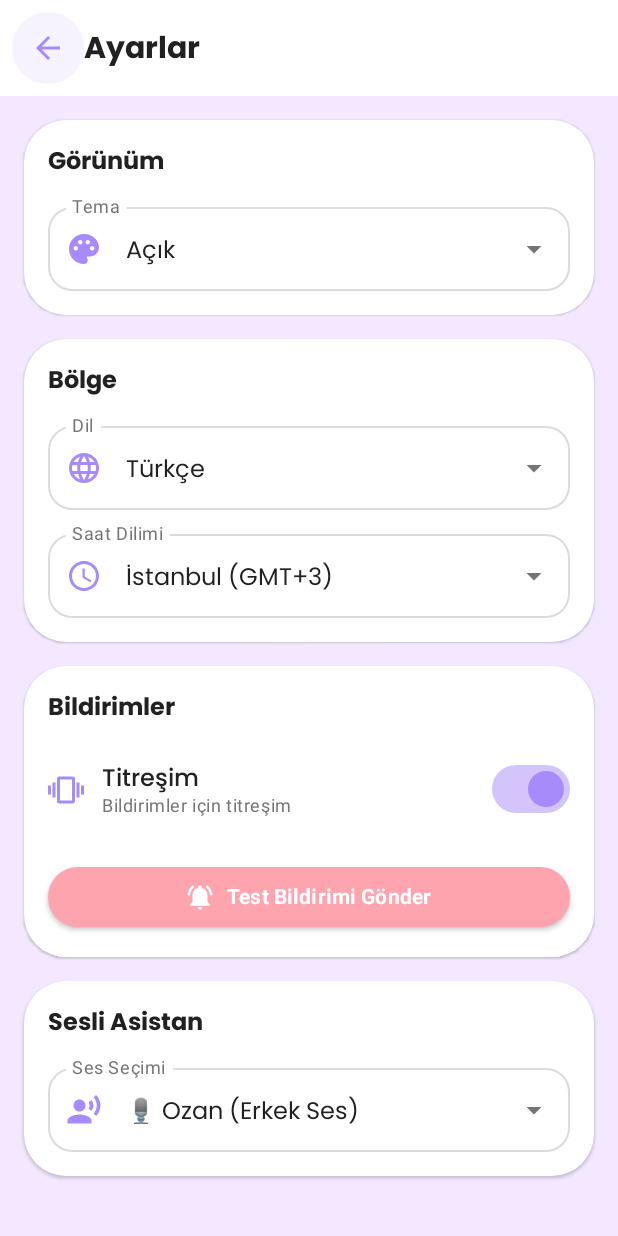
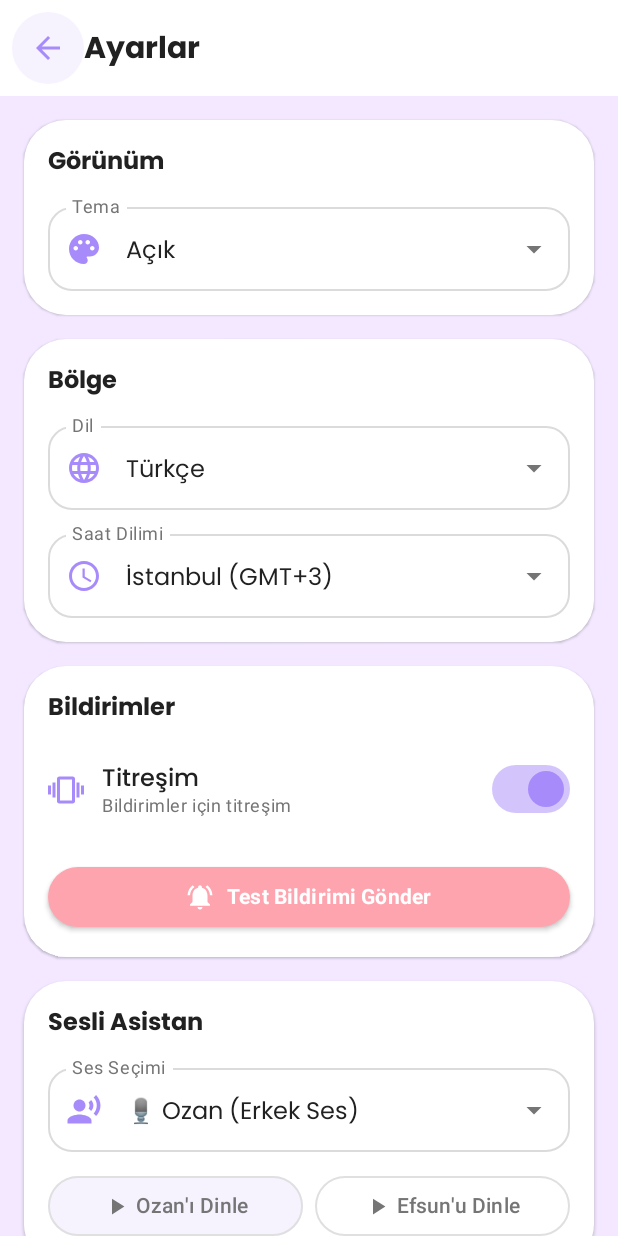
Before and after one commit to ceressa/Dozi, an Android app built with Jetpack Compose: the SettingsScreen screen opened through its navigation route, on a phone screen of 412 x 824 dp. Run offline under Robolectric (Android 15) with nearby library versions, the phone set to English and light mode, and no system bars; our stand-ins replace Dagger/Hilt's generated code, Firebase (no records; nobody signed in at launch, a user with empty details on screens opened directly).

Commit message:
Feat: Ayarlara ses örneği dinleme butonları eklendi
Kullanıcı artık Ozan ve Efsun seslerini seçmeden önce dinleyebilir.

Değişiklikler:
- SoundHelper'a playSampleSound() fonksiyonu eklendi
- SoundType enum'ına SAMPLE eklendi
- SettingsScreen'e 'Ozan'ı Dinle' ve 'Efsun'u Dinle' butonları eklendi
- Seçili olan ses vurgulanıyor (açık mavi arka plan)
- Beklenen ses dosyaları: dozi_erkek_sample.wav ve dozi_kadin_sample.wav

```diff
--- a/app/src/main/java/com/bardino/dozi/core/ui/screens/settings/SettingsScreen.kt
+++ b/app/src/main/java/com/bardino/dozi/core/ui/screens/settings/SettingsScreen.kt
@@ -213,6 +213,50 @@ fun SettingsScreen(
                             }
                         }
                     )
+
+                    Spacer(modifier = Modifier.height(12.dp))
+
+                    // Örnek Ses Dinleme Butonları
+                    Row(
+                        modifier = Modifier.fillMaxWidth(),
+                        horizontalArrangement = Arrangement.spacedBy(8.dp)
+                    ) {
+                        OutlinedButton(
+                            onClick = {
+                                com.bardino.dozi.core.utils.SoundHelper.playSampleSound(context, "erkek")
+                            },
+                            modifier = Modifier.weight(1f),
+                            colors = ButtonDefaults.outlinedButtonColors(
+                                containerColor = if (selectedVoiceGender == "erkek") DoziTurquoise.copy(alpha = 0.1f) else Color.Transparent
+                            )
+                        ) {
+                            Icon(
+                                Icons.Default.PlayArrow,
+                                contentDescription = null,
+                                modifier = Modifier.size(18.dp)
+                            )
+                            Spacer(Modifier.width(4.dp))
+                            Text("Ozan'ı Dinle")
+                        }
+
+                        OutlinedButton(
+                            onClick = {
+                                com.bardino.dozi.core.utils.SoundHelper.playSampleSound(context, "kadin")
+                            },
+                            modifier = Modifier.weight(1f),
+                            colors = ButtonDefaults.outlinedButtonColors(
+                                containerColor = if (selectedVoiceGender == "kadin") DoziTurquoise.copy(alpha = 0.1f) else Color.Transparent
+                            )
+                        ) {
+                            Icon(
+                                Icons.Default.PlayArrow,
+                                contentDescription = null,
+                                modifier = Modifier.size(18.dp)
+                            )
+                            Spacer(Modifier.width(4.dp))
+                            Text("Efsun'u Dinle")
+                        }
+                    }
                 }
             }
         }
```
Also changed, not shown: app/src/main/java/com/bardino/dozi/core/utils/SoundHelper.kt (+22 -1 lines).
